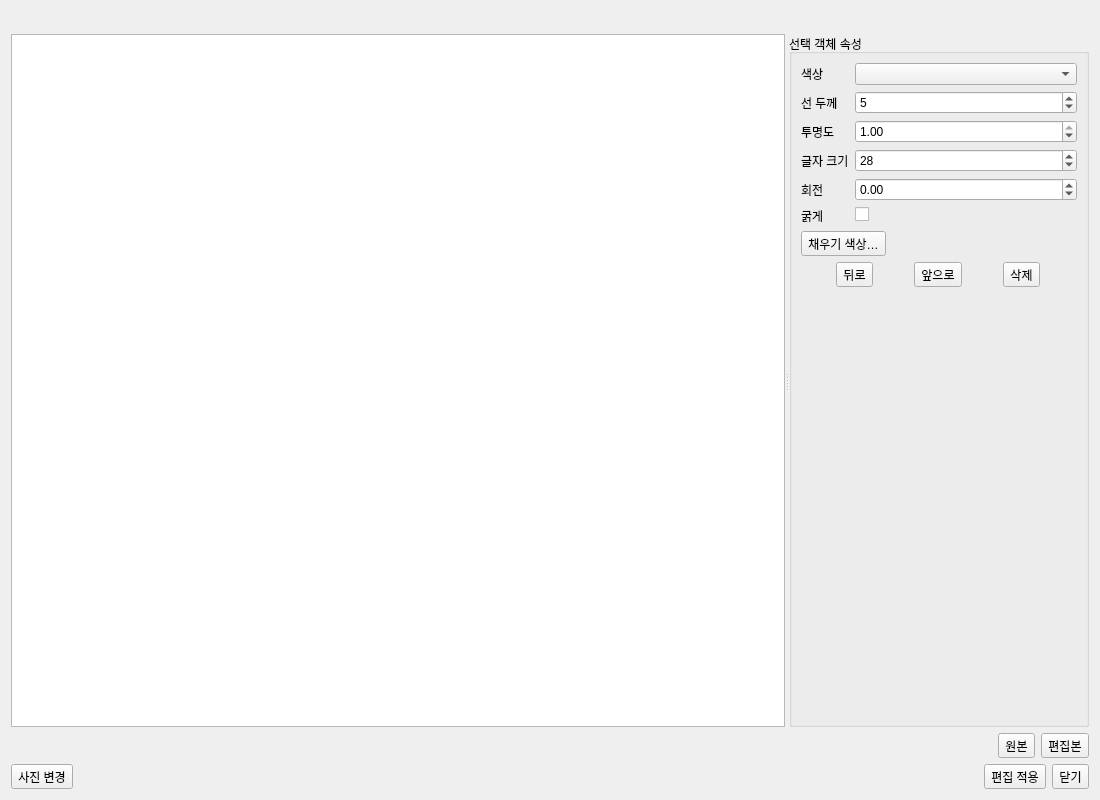
Before: the Qt Designer form integrations/qgis/geoflow_connector/ui/forms/photo_studio.ui in kotopia/geoflow_web, drawn with Qt 5.
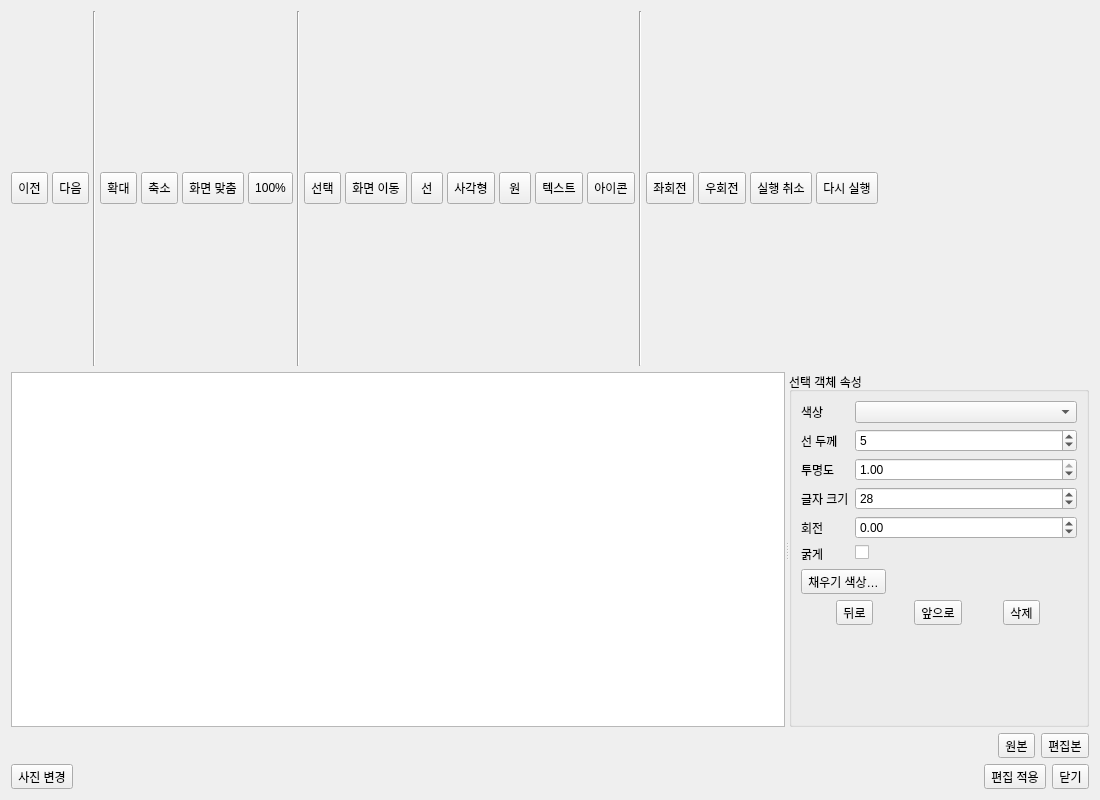
After: the same form once the commit is applied.

Diff of the .ui file:
```diff
--- a/integrations/qgis/geoflow_connector/ui/forms/photo_studio.ui
+++ b/integrations/qgis/geoflow_connector/ui/forms/photo_studio.ui
@@ -5,7 +5,38 @@
   <property name="windowTitle"><string>GeoFlow · Photo Studio</string></property>
   <property name="geometry"><rect><x>0</x><y>0</y><width>1100</width><height>800</height></rect></property>
   <layout class="QVBoxLayout" name="rootLayout">
-   <item><widget class="QToolBar" name="studioToolbar"><property name="toolButtonStyle"><enum>Qt::ToolButtonIconOnly</enum></property><property name="iconSize"><size><width>20</width><height>20</height></size></property></widget></item>
+   <item>
+    <widget class="QWidget" name="toolbarHost" native="true">
+     <layout class="QHBoxLayout" name="toolbarLayout">
+      <property name="leftMargin"><number>0</number></property>
+      <property name="topMargin"><number>0</number></property>
+      <property name="rightMargin"><number>0</number></property>
+      <property name="bottomMargin"><number>0</number></property>
+      <property name="spacing"><number>4</number></property>
+      <item><widget class="QToolButton" name="btnPrevious"><property name="text"><string>이전</string></property><property name="toolButtonStyle"><enum>Qt::ToolButtonIconOnly</enum></property><property name="iconSize"><size><width>20</width><height>20</height></size></property><property name="minimumSize"><size><width>32</width><height>32</height></size></property></widget></item>
+      <item><widget class="QToolButton" name="btnNext"><property name="text"><string>다음</string></property><property name="toolButtonStyle"><enum>Qt::ToolButtonIconOnly</enum></property><property name="iconSize"><size><width>20</width><height>20</height></size></property><property name="minimumSize"><size><width>32</width><height>32</height></size></property></widget></item>
+      <item><widget class="QFrame" name="navigationSeparator"><property name="frameShape"><enum>QFrame::VLine</enum></property><property name="frameShadow"><enum>QFrame::Sunken</enum></property></widget></item>
+      <item><widget class="QToolButton" name="btnZoomIn"><property name="text"><string>확대</string></property><property name="toolButtonStyle"><enum>Qt::ToolButtonIconOnly</enum></property><property name="iconSize"><size><width>20</width><height>20</height></size></property><property name="minimumSize"><size><width>32</width><height>32</height></size></property></widget></item>
+      <item><widget class="QToolButton" name="btnZoomOut"><property name="text"><string>축소</string></property><property name="toolButtonStyle"><enum>Qt::ToolButtonIconOnly</enum></property><property name="iconSize"><size><width>20</width><height>20</height></size></property><property name="minimumSize"><size><width>32</width><height>32</height></size></property></widget></item>
+      <item><widget class="QToolButton" name="btnFit"><property name="text"><string>화면 맞춤</string></property><property name="toolButtonStyle"><enum>Qt::ToolButtonIconOnly</enum></property><property name="iconSize"><size><width>20</width><height>20</height></size></property><property name="minimumSize"><size><width>32</width><height>32</height></size></property></widget></item>
+      <item><widget class="QToolButton" name="btnActualSize"><property name="text"><string>100%</string></property><property name="toolButtonStyle"><enum>Qt::ToolButtonIconOnly</enum></property><property name="iconSize"><size><width>20</width><height>20</height></size></property><property name="minimumSize"><size><width>32</width><height>32</height></size></property></widget></item>
+      <item><widget class="QFrame" name="viewSeparator"><property name="frameShape"><enum>QFrame::VLine</enum></property><property name="frameShadow"><enum>QFrame::Sunken</enum></property></widget></item>
+      <item><widget class="QToolButton" name="btnSelect"><property name="text"><string>선택</string></property><property name="toolButtonStyle"><enum>Qt::ToolButtonIconOnly</enum></property><property name="iconSize"><size><width>20</width><height>20</height></size></property><property name="minimumSize"><size><width>32</width><height>32</height></size></property></widget></item>
+      <item><widget class="QToolButton" name="btnPan"><property name="text"><string>화면 이동</string></property><property name="toolButtonStyle"><enum>Qt::ToolButtonIconOnly</enum></property><property name="iconSize"><size><width>20</width><height>20</height></size></property><property name="minimumSize"><size><width>32</width><height>32</height></size></property></widget></item>
+      <item><widget class="QToolButton" name="btnLine"><property name="text"><string>선</string></property><property name="toolButtonStyle"><enum>Qt::ToolButtonIconOnly</enum></property><property name="iconSize"><size><width>20</width><height>20</height></size></property><property name="minimumSize"><size><width>32</width><height>32</height></size></property></widget></item>
+      <item><widget class="QToolButton" name="btnRectangle"><property name="text"><string>사각형</string></property><property name="toolButtonStyle"><enum>Qt::ToolButtonIconOnly</enum></property><property name="iconSize"><size><width>20</width><height>20</height></size></property><property name="minimumSize"><size><width>32</width><height>32</height></size></property></widget></item>
+      <item><widget class="QToolButton" name="btnEllipse"><property name="text"><string>원</string></property><property name="toolButtonStyle"><enum>Qt::ToolButtonIconOnly</enum></property><property name="iconSize"><size><width>20</width><height>20</height></size></property><property name="minimumSize"><size><width>32</width><height>32</height></size></property></widget></item>
+      <item><widget class="QToolButton" name="btnText"><property name="text"><string>텍스트</string></property><property name="toolButtonStyle"><enum>Qt::ToolButtonIconOnly</enum></property><property name="iconSize"><size><width>20</width><height>20</height></size></property><property name="minimumSize"><size><width>32</width><height>32</height></size></property></widget></item>
+      <item><widget class="QToolButton" name="btnIcon"><property name="text"><string>아이콘</string></property><property name="toolButtonStyle"><enum>Qt::ToolButtonIconOnly</enum></property><property name="iconSize"><size><width>20</width><height>20</height></size></property><property name="minimumSize"><size><width>32</width><height>32</height></size></property></widget></item>
+      <item><widget class="QFrame" name="editSeparator"><property name="frameShape"><enum>QFrame::VLine</enum></property><property name="frameShadow"><enum>QFrame::Sunken</enum></property></widget></item>
+      <item><widget class="QToolButton" name="btnRotateLeft"><property name="text"><string>좌회전</string></property><property name="toolButtonStyle"><enum>Qt::ToolButtonIconOnly</enum></property><property name="iconSize"><size><width>20</width><height>20</height></size></property><property name="minimumSize"><size><width>32</width><height>32</height></size></property></widget></item>
+      <item><widget class="QToolButton" name="btnRotateRight"><property name="text"><string>우회전</string></property><property name="toolButtonStyle"><enum>Qt::ToolButtonIconOnly</enum></property><property name="iconSize"><size><width>20</width><height>20</height></size></property><property name="minimumSize"><size><width>32</width><height>32</height></size></property></widget></item>
+      <item><widget class="QToolButton" name="btnUndo"><property name="text"><string>실행 취소</string></property><property name="toolButtonStyle"><enum>Qt::ToolButtonIconOnly</enum></property><property name="iconSize"><size><width>20</width><height>20</height></size></property><property name="minimumSize"><size><width>32</width><height>32</height></size></property></widget></item>
+      <item><widget class="QToolButton" name="btnRedo"><property name="text"><string>다시 실행</string></property><property name="toolButtonStyle"><enum>Qt::ToolButtonIconOnly</enum></property><property name="iconSize"><size><width>20</width><height>20</height></size></property><property name="minimumSize"><size><width>32</width><height>32</height></size></property></widget></item>
+      <item><spacer name="toolbarSpacer"><property name="orientation"><enum>Qt::Horizontal</enum></property><property name="sizeHint" stdset="0"><size><width>40</width><height>20</height></size></property></spacer></item>
+     </layout>
+    </widget>
+   </item>
    <item>
     <widget class="QSplitter" name="studioSplitter">
      <property name="orientation"><enum>Qt::Horizontal</enum></property>
```
